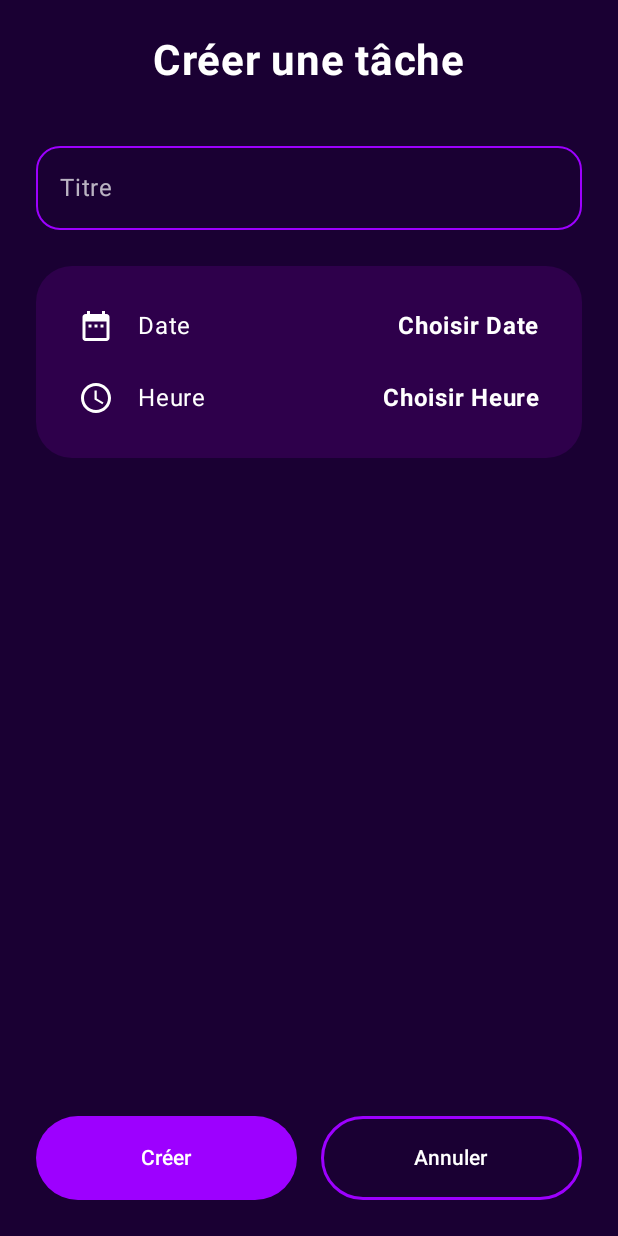
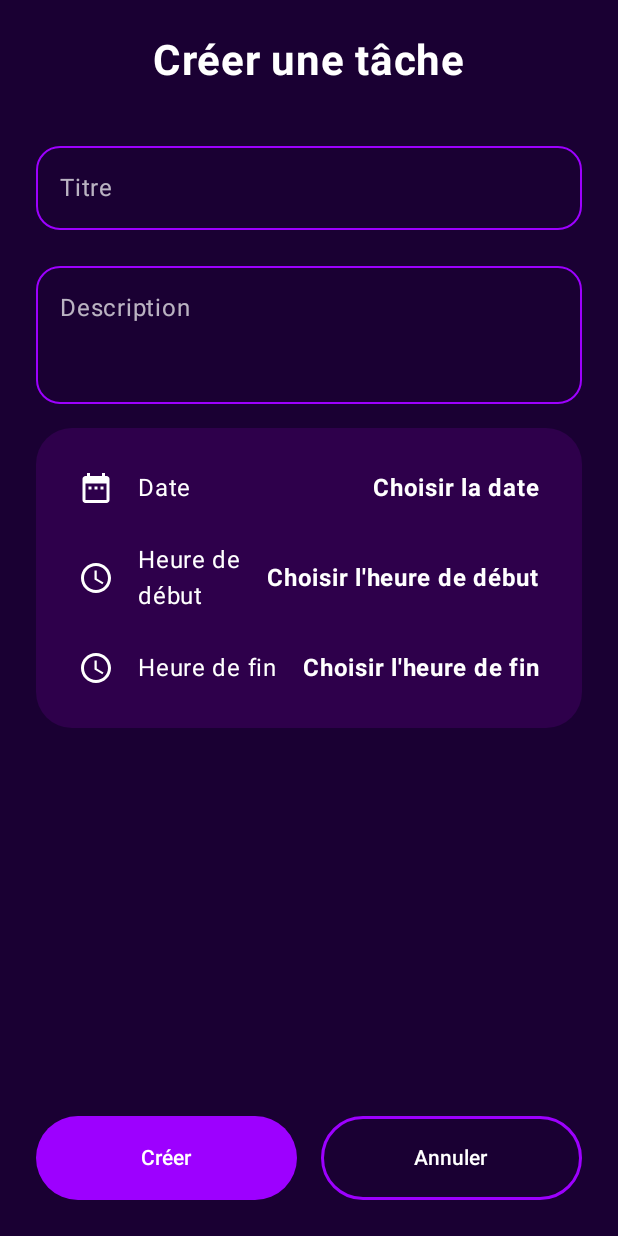
Before and after one commit to 0Shin6/Flame, an Android app built with Jetpack Compose: the screen it shows after launch (MainActivity), after a tap on "Ajouter", on a phone screen of 412 x 824 dp. Run offline under Robolectric (Android 15) with nearby library versions, the phone set to English and light mode, and no system bars.

Commit message:
Ajout de la modification d'une tâche

```diff
--- a/app/app/src/main/java/com/example/flame/MainActivity.kt
+++ b/app/app/src/main/java/com/example/flame/MainActivity.kt
@@ -10,7 +10,6 @@ import androidx.compose.foundation.background
 import androidx.compose.foundation.clickable
 import androidx.compose.foundation.layout.*
 import androidx.compose.foundation.lazy.LazyColumn
-import androidx.compose.foundation.lazy.items
 import androidx.compose.foundation.shape.RoundedCornerShape
 import androidx.compose.material.icons.Icons
 import androidx.compose.material.icons.filled.Add
@@ -28,14 +27,19 @@ import androidx.compose.ui.unit.sp
 import androidx.navigation.compose.NavHost
 import androidx.navigation.compose.composable
 import androidx.navigation.compose.rememberNavController
+import androidx.navigation.navArgument
 import com.example.flame.ui.theme.FlameTheme
 import java.util.*
 
+enum class EtatTache { A_FAIRE, EN_RETARD, FAIT }
 
 data class Tache(
+    val id: Long = System.currentTimeMillis(),
     val titre: String,
+    val description: String = "",
     val dateDebut: Long,
-    val dateFin: Long
+    val dateFin: Long,
+    val etat: EtatTache = EtatTache.A_FAIRE
 )
 
 // Design global du projet
@@ -51,23 +55,41 @@ class MainActivity : ComponentActivity() {
             FlameTheme {
                 Surface(modifier = Modifier.fillMaxSize(), color = FlameBackground) {
                     val navController = rememberNavController()
+                    //Mets à jour l'IHM quand une tâche est ajouté / modifié
                     val taches = remember { mutableStateListOf<Tache>() }
-
-                    // Tri des tâches du plus tôt au plus tard
-                    val tachesTriees = taches.sortedBy { it.dateDebut }
 
                     NavHost(navController = navController, startDestination = "liste") {
                         composable("liste") {
+                            //On trie la liste par date de début avant de l'afficher
                             ListeTaches(
-                                taches = tachesTriees,
+                                taches = taches.sortedBy { it.dateDebut },
+                                //Navigation vers AjoutTache avec un index pour la modification
+                                onNavigateToEdit = { index: Int -> navController.navigate("ajout?index=$index") },
                                 onNavigateToAdd = { navController.navigate("ajout") }
                             )
                         }
-                        composable("ajout") {
+
+                        //Route permettant l'ajout et la modification d'une tâche
+                        composable(
+                            route = "ajout?index={index}",
+                            arguments = listOf(navArgument("index") { nullable = true })
+                        ) { backStackEntry ->
+                            val index = backStackEntry.arguments?.getString("index")?.toIntOrNull()
+                            val tacheExistante = if (index != null) taches[index] else null
+
                             AjoutTache(
-                                onTaskCreated = { nouveauTitre, timestamp ->
-                                    // On crée la tâche avec début et fin (durée de la tâche à 1h par défaut)
-                                    taches.add(Tache(nouveauTitre, timestamp, timestamp + 3600000))
+                                tacheExistante = tacheExistante,
+                                onTaskAction = { nouveauTitre: String, nouvelleDesc: String, timestamp: Long ->
+                                    val tacheMaj = Tache(
+                                        titre = nouveauTitre,
+                                        description = nouvelleDesc,
+                                        dateDebut = timestamp,
+                                        dateFin = timestamp + 3600000                                     )
+                                    if (index != null) {
+                                        taches[index] = tacheMaj
+                                    } else {
+                                        taches.add(tacheMaj)
+                                    }
                                     navController.popBackStack()
                                 },
                                 onBack = { navController.popBackStack() }
@@ -81,33 +103,73 @@ class MainActivity : ComponentActivity() {
 }
 
 @Composable
-fun ListeTaches(taches: List<Tache>, onNavigateToAdd: () -> Unit) {
+fun ListeTaches(
+    taches: List<Tache>,
+    onNavigateToEdit: (Int) -> Unit,
+    onNavigateToAdd: () -> Unit
+) {
     Scaffold(
         floatingActionButton = {
-            FloatingActionButton(onClick = onNavigateToAdd, containerColor = FlamePurple, shape = RoundedCornerShape(50.dp)) {
+            FloatingActionButton(
+                onClick = onNavigateToAdd,
+                containerColor = FlamePurple,
+                shape = RoundedCornerShape(50.dp)
+            ) {
                 Icon(Icons.Default.Add, contentDescription = "Ajouter", tint = Color.White)
             }
         },
         containerColor = FlameBackground
     ) { padding ->
-        Column(modifier = Modifier.padding(padding).fillMaxSize().padding(24.dp)) {
-            Text("Bonjour 2pac 👋", color = Color.White, fontSize = 28.sp, fontWeight = FontWeight.Bold)
+        Column(
+            modifier = Modifier
+                .padding(padding)
+                .fillMaxSize()
+                .padding(24.dp)
+        ) {
+            Text(
+                "Bonjour 2pac 👋",
+                color = Color.White,
+                fontSize = 28.sp,
+                fontWeight = FontWeight.Bold
+            )
             Spacer(modifier = Modifier.height(32.dp))
-            Text("Vos tâches (Triées par heure)", color = Color.White, fontSize = 20.sp)
+            Text("Vos tâches", color = Color.White, fontSize = 20.sp)
 
-            LazyColumn(verticalArrangement = Arrangement.spacedBy(12.dp), modifier = Modifier.padding(top = 16.dp)) {
-                items(taches) { tache ->
+            // Affichage des tâches
+            LazyColumn(
+                verticalArrangement = Arrangement.spacedBy(12.dp),
+                modifier = Modifier.padding(top = 16.dp)
+            ) {
+                taches.forEachIndexed { index, tache ->
+                    item {
                         Card(
-                        modifier = Modifier.fillMaxWidth().height(60.dp),
+                            modifier = Modifier
+                                .fillMaxWidth()
+                                .height(60.dp)
+                                .clickable { onNavigateToEdit(index) },
                             shape = RoundedCornerShape(25.dp),
                             colors = CardDefaults.cardColors(containerColor = FlameCard)
                         ) {
-                        Row(modifier = Modifier.fillMaxSize().padding(horizontal = 20.dp), verticalAlignment = Alignment.CenterVertically) {
-                            Text(tache.titre, color = Color.White, modifier = Modifier.weight(1f))
-
-                            val cal = Calendar.getInstance().apply { timeInMillis = tache.dateDebut }
+                            Row(
+                                modifier = Modifier
+                                    .fillMaxSize()
+                                    .padding(horizontal = 20.dp),
+                                verticalAlignment = Alignment.CenterVertically
+                            ) {
                                 Text(
-                                text = String.format("%02d:%02d", cal.get(Calendar.HOUR_OF_DAY), cal.get(Calendar.MINUTE)),
+                                    tache.titre,
+                                    color = Color.White,
+                                    modifier = Modifier.weight(1f)
+                                )
+                                //Formatage de l'heure à partir du timestamp
+                                val cal =
+                                    Calendar.getInstance().apply { timeInMillis = tache.dateDebut }
+                                Text(
+                                    text = String.format(
+                                        "%02d:%02d",
+                                        cal.get(Calendar.HOUR_OF_DAY),
+                                        cal.get(Calendar.MINUTE)
+                                    ),
                                     color = Color.LightGray,
                                     fontSize = 14.sp
                                 )
@@ -118,17 +180,42 @@ fun ListeTaches(taches: List<Tache>, onNavigateToAdd: () -> Unit) {
             }
         }
     }
+}
 
 @Composable
-fun AjoutTache(onTaskCreated: (String, Long) -> Unit, onBack: () -> Unit) {
-    var titre by remember { mutableStateOf("") }
-    val calendar = remember { Calendar.getInstance() }
+fun AjoutTache(
+    tacheExistante: Tache? = null,
+    onTaskAction: (String, String, Long) -> Unit,
+    onBack: () -> Unit
+) {
+    //Initialisation des états avec les données de la tâche existante si on est en modification
+    var titre by remember { mutableStateOf(tacheExistante?.titre ?: "") }
+    var desc by remember { mutableStateOf(tacheExistante?.description ?: "") }
+
+    val calendar = remember {
+        Calendar.getInstance().apply {
+            if (tacheExistante != null) timeInMillis = tacheExistante.dateDebut
+        }
+    }
     val context = LocalContext.current
-    var dateTexte by remember { mutableStateOf("Choisir Date") }
-    var heureTexte by remember { mutableStateOf("Choisir Heure") }
+    var dateTexte by remember { mutableStateOf(if (tacheExistante != null) "Date modifiée" else "Choisir la date") }
+    var heureDebutTexte by remember { mutableStateOf(if (tacheExistante != null) "Heure modifiée" else "Choisir l'heure de début") }
+    var heureFinTexte by remember { mutableStateOf(if (tacheExistante != null) "Heure modifiée" else "Choisir l'heure de fin") }
 
-    Column(modifier = Modifier.fillMaxSize().background(FlameBackground).padding(24.dp), horizontalAlignment = Alignment.CenterHorizontally) {
-        Text("Créer une tâche", color = Color.White, fontSize = 28.sp, fontWeight = FontWeight.Bold)
+    Column(
+        modifier = Modifier
+            .fillMaxSize()
+            .background(FlameBackground)
+            .padding(24.dp),
+        horizontalAlignment = Alignment.CenterHorizontally
+    ) {
+        //Changement du titre de la page en fonction du contexte
+        Text(
+            if (tacheExistante == null) "Créer une tâche" else "Modifier la tâche",
+            color = Color.White,
+            fontSize = 28.sp,
+            fontWeight = FontWeight.Bold
+        )
         Spacer(modifier = Modifier.height(32.dp))
 
         OutlinedTextField(
@@ -136,40 +223,112 @@ fun AjoutTache(onTaskCreated: (String, Long) -> Unit, onBack: () -> Unit) {
             label = { Text("Titre", color = Color.White.copy(alpha = 0.7f)) },
             modifier = Modifier.fillMaxWidth(),
             shape = RoundedCornerShape(16.dp),
-            colors = OutlinedTextFieldDefaults.colors(unfocusedBorderColor = FlamePurple, focusedTextColor = Color.White, unfocusedTextColor = Color.White)
+            colors = OutlinedTextFieldDefaults.colors(
+                unfocusedBorderColor = FlamePurple,
+                focusedTextColor = Color.White,
+                unfocusedTextColor = Color.White
+            )
         )
 
-        Spacer(modifier = Modifier.height(24.dp))
+        Spacer(modifier = Modifier.height(16.dp))
 
-        Card(modifier = Modifier.fillMaxWidth(), shape = RoundedCornerShape(24.dp), colors = CardDefaults.cardColors(containerColor = FlameCard)) {
+        OutlinedTextField(
+            value = desc, onValueChange = { desc = it },
+            label = { Text("Description", color = Color.White.copy(alpha = 0.7f)) },
+            modifier = Modifier
+                .fillMaxWidth()
+                .height(100.dp),
+            shape = RoundedCornerShape(16.dp),
+            colors = OutlinedTextFieldDefaults.colors(
+                unfocusedBorderColor = FlamePurple,
+                focusedTextColor = Color.White,
+                unfocusedTextColor = Color.White
+            )
+        )
+
+        Spacer(modifier = Modifier.height(16.dp))
+
+        Card(
+            modifier = Modifier.fillMaxWidth(),
+            shape = RoundedCornerShape(24.dp),
+            colors = CardDefaults.cardColors(containerColor = FlameCard)
+        ) {
             Column(modifier = Modifier.padding(16.dp)) {
                 LignePicker(Icons.Default.DateRange, "Date", dateTexte) {
-                    DatePickerDialog(context, { _, y, m, d ->
+                    DatePickerDialog(
+                        context,
+                        { _, y, m, d ->
                             calendar.set(y, m, d)
-                        dateTexte = "$d/${m+1}/$y"
-                    }, calendar.get(Calendar.YEAR), calendar.get(Calendar.MONTH), calendar.get(Calendar.DAY_OF_MONTH)).show()
+                            dateTexte = "$d/${m + 1}/$y"
+                        },
+                        calendar.get(Calendar.YEAR),
+                        calendar.get(Calendar.MONTH),
+                        calendar.get(Calendar.DAY_OF_MONTH)
+                    ).show()
                 }
-                LignePicker(Icons.Default.Schedule, "Heure", heureTexte) {
-                    TimePickerDialog(context, { _, h, m ->
+                //Picker pour l'heure de début
+                LignePicker(Icons.Default.Schedule, "Heure de début", heureDebutTexte) {
+                    TimePickerDialog(
+                        context,
+                        { _, h, m ->
                             calendar.set(Calendar.HOUR_OF_DAY, h)
                             calendar.set(Calendar.MINUTE, m)
-                        heureTexte = String.format("%02d:%02d", h, m)
-                    }, calendar.get(Calendar.HOUR_OF_DAY), calendar.get(Calendar.MINUTE), true).show()
+                            heureDebutTexte = String.format("%02d:%02d", h, m)
+                        },
+                        calendar.get(Calendar.HOUR_OF_DAY),
+                        calendar.get(Calendar.MINUTE),
+                        true
+                    ).show()
+                }
+                //Picker pour l'heure de fin
+                LignePicker(Icons.Default.Schedule, "Heure de fin", heureFinTexte) {
+                    TimePickerDialog(
+                        context,
+                        { _, h, m ->
+                            // Ici vous pouvez gérer la logique pour dateFin si nécessaire
+                            heureFinTexte = String.format("%02d:%02d", h, m)
+                        },
+                        calendar.get(Calendar.HOUR_OF_DAY),
+                        calendar.get(Calendar.MINUTE),
+                        true
+                    ).show()
                 }
             }
         }
 
         Spacer(modifier = Modifier.weight(1f))
 
-        Row(modifier = Modifier.fillMaxWidth(), horizontalArrangement = Arrangement.spacedBy(16.dp)) {
+        Row(
+            modifier = Modifier.fillMaxWidth(),
+            horizontalArrangement = Arrangement.spacedBy(16.dp)
+        ) {
             Button(
-                onClick = { if (titre.isNotBlank()) onTaskCreated(titre, calendar.timeInMillis) },
-                modifier = Modifier.weight(1f).height(56.dp),
+                onClick = {
+                    if (titre.isNotBlank()) onTaskAction(
+                        titre,
+                        desc,
+                        calendar.timeInMillis
+                    )
+                },
+                modifier = Modifier
+                    .weight(1f)
+                    .height(56.dp),
                 colors = ButtonDefaults.buttonColors(containerColor = FlamePurple),
                 shape = RoundedCornerShape(28.dp)
-            ) { Text("Créer") }
+            ) {
+                //Texte du bouton s'adaptant au contexte
+                Text(if (tacheExistante == null) "Créer" else "Enregistrer")
+            }
 
-            Button(onClick = onBack, modifier = Modifier.weight(1f).height(56.dp), colors = ButtonDefaults.buttonColors(containerColor = Color.Transparent), shape = RoundedCornerShape(28.dp), border = androidx.compose.foundation.BorderStroke(2.dp, FlamePurple)) {
+            Button(
+                onClick = onBack,
+                modifier = Modifier
+                    .weight(1f)
+                    .height(56.dp),
+                colors = ButtonDefaults.buttonColors(containerColor = Color.Transparent),
+                shape = RoundedCornerShape(28.dp),
+                border = androidx.compose.foundation.BorderStroke(2.dp, FlamePurple)
+            ) {
                 Text("Annuler", color = Color.White)
             }
         }
@@ -177,8 +336,19 @@ fun AjoutTache(onTaskCreated: (String, Long) -> Unit, onBack: () -> Unit) {
 }
 
 @Composable
-fun LignePicker(icon: androidx.compose.ui.graphics.vector.ImageVector, label: String, value: String, onClick: () -> Unit) {
-    Row(modifier = Modifier.fillMaxWidth().clickable { onClick() }.padding(12.dp), verticalAlignment = Alignment.CenterVertically) {
+fun LignePicker(
+    icon: androidx.compose.ui.graphics.vector.ImageVector,
+    label: String,
+    value: String,
+    onClick: () -> Unit
+) {
+    Row(
+        modifier = Modifier
+            .fillMaxWidth()
+            .clickable { onClick() }
+            .padding(12.dp),
+        verticalAlignment = Alignment.CenterVertically
+    ) {
         Icon(icon, contentDescription = null, tint = Color.White)
         Spacer(modifier = Modifier.width(16.dp))
         Text(label, color = Color.White, modifier = Modifier.weight(1f))
```
Lines whose indentation alone changed are shown as unchanged.
